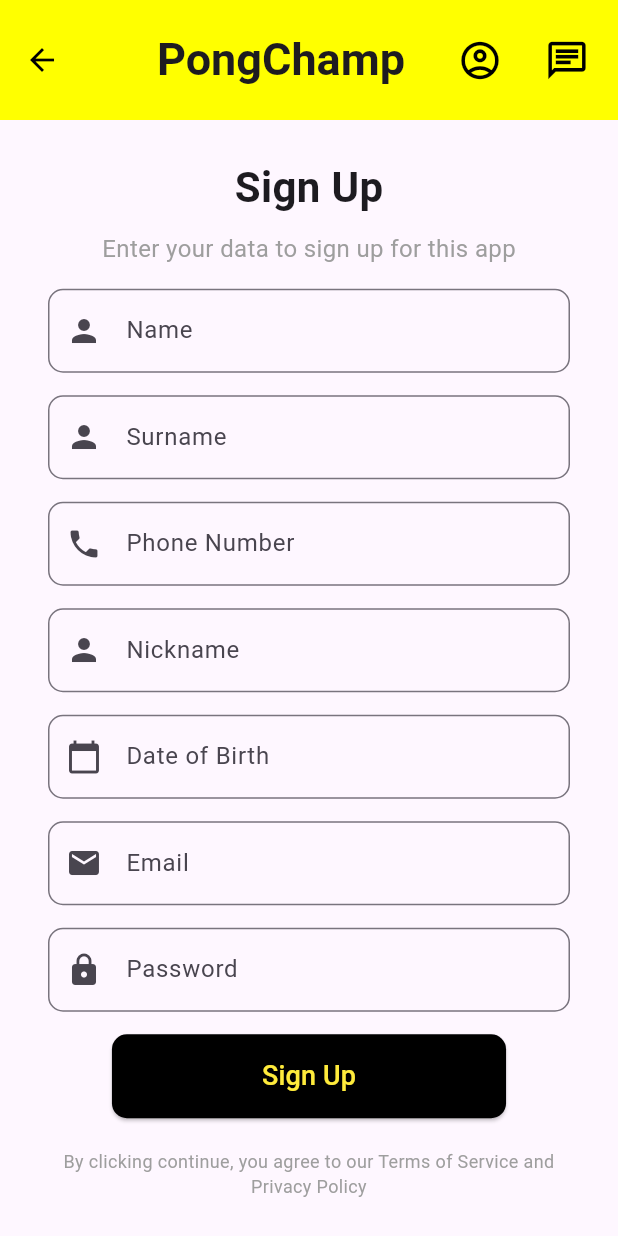
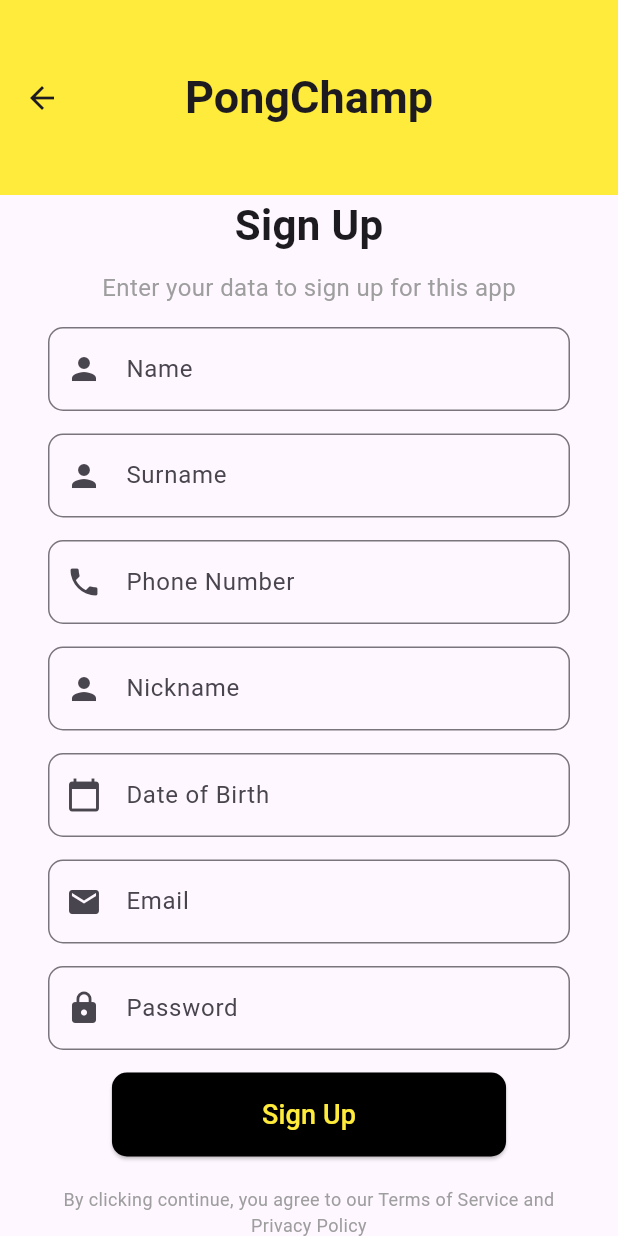
Before and after one commit to francescodig/PongChamp, a Flutter app: the RegisterPage screen opened directly, on a phone screen of 412 x 824 dp. Run offline on Flutter 3.47's test engine with Material 3 defaults, Android fonts, the phone set to English and light mode, and no system bars; our stand-ins replace cloud_firestore, firebase_auth, firebase_core, google_maps_flutter; accounts and stored records are empty.

Commit message:
Tutti path relativi

```diff
--- a/lib/ui/pages/view/events_page.dart
+++ b/lib/ui/pages/view/events_page.dart
@@ -1,4 +1,4 @@
-import 'package:PongChamp/ui/pages/viewmodel/events_view_model.dart';
+import '/ui/pages/viewmodel/events_view_model.dart';
 import 'package:provider/provider.dart';
 import '/ui/pages/widgets/app_bar.dart';
 import '/ui/pages/widgets/bottom_navbar.dart';
--- a/lib/ui/pages/view/map_page.dart
+++ b/lib/ui/pages/view/map_page.dart
@@ -1,8 +1,8 @@
-import 'package:PongChamp/ui/pages/widgets/bottom_navbar.dart';
+import '/ui/pages/widgets/bottom_navbar.dart';
 import 'package:flutter/material.dart';
 import 'package:provider/provider.dart';
 import 'package:google_maps_flutter/google_maps_flutter.dart';
-import 'package:PongChamp/ui/pages/viewmodel/map_view_model.dart';
+import '/ui/pages/viewmodel/map_view_model.dart';
 
 class MapPage extends StatefulWidget {
   const MapPage({Key? key}) : super(key: key);
--- a/lib/ui/pages/view/profile_page.dart
+++ b/lib/ui/pages/view/profile_page.dart
@@ -1,5 +1,5 @@
-import 'package:PongChamp/ui/pages/widgets/app_bar.dart';
-import 'package:PongChamp/ui/pages/widgets/bottom_navbar.dart';
+import '/ui/pages/widgets/app_bar.dart';
+import '/ui/pages/widgets/bottom_navbar.dart';
 import 'package:flutter/material.dart';
 
 class ProfilePage extends StatelessWidget {
--- a/lib/ui/pages/view/register_page.dart
+++ b/lib/ui/pages/view/register_page.dart
@@ -1,4 +1,3 @@
-import 'package:PongChamp/ui/pages/widgets/app_bar.dart';
 import 'package:flutter/material.dart';
 import 'package:provider/provider.dart';
 import '/ui/pages/viewmodel/register_view_model.dart';
@@ -13,7 +12,12 @@ class RegisterPage extends StatelessWidget {
     final viewModel = Provider.of<RegisterViewModel>(context);
 
     return Scaffold(
-      appBar: CustomAppBar(),
+      appBar: AppBar(
+              centerTitle: true,
+              toolbarHeight: 130,
+              title: Text("PongChamp", style: TextStyle(fontSize: 30, fontWeight: FontWeight.bold)),
+              backgroundColor: Colors.yellow,
+            ),
       body: Center(
         child: Padding(
           padding: EdgeInsets.symmetric(horizontal: 32.0),
--- a/lib/ui/pages/view/settings_page.dart
+++ b/lib/ui/pages/view/settings_page.dart
@@ -1,7 +1,7 @@
 import 'package:flutter/material.dart';
-import 'package:PongChamp/ui/pages/view/profile_page.dart';
-import 'package:PongChamp/ui/pages/widgets/bottom_navbar.dart';
-import 'package:PongChamp/ui/pages/widgets/app_bar.dart';
+import '/ui/pages/view/profile_page.dart';
+import '/ui/pages/widgets/bottom_navbar.dart';
+import '/ui/pages/widgets/app_bar.dart';
 
 class SettingsPage extends StatelessWidget {
   @override
--- a/lib/ui/pages/widgets/PostCard.dart
+++ b/lib/ui/pages/widgets/PostCard.dart
@@ -1,4 +1,4 @@
-import 'package:PongChamp/ui/pages/viewmodel/post_view_model.dart';
+import '/ui/pages/viewmodel/post_view_model.dart';
 import 'package:provider/provider.dart';
 
 import '/domain/models/post_model.dart';
--- a/lib/ui/pages/widgets/bottom_navbar.dart
+++ b/lib/ui/pages/widgets/bottom_navbar.dart
@@ -2,7 +2,7 @@ import 'package:flutter/material.dart';
 import '/ui/pages/view/events_page.dart';
 import '/ui/pages/view/profile_page.dart';
 import '/ui/pages/view/map_page.dart';
-import '/ui/pages/widgets/home_page.dart';
+import '/ui/pages/view/home_page.dart';
 import '/ui/pages/view/settings_page.dart';
 
 
```
Also changed, not shown: lib/main.dart (+3 -4 lines).
